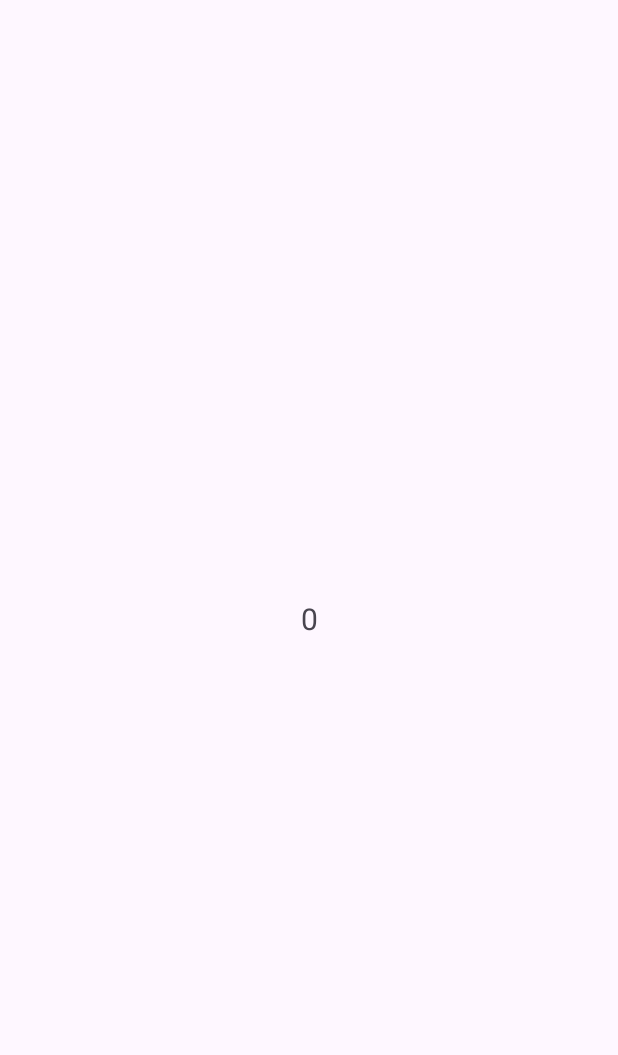
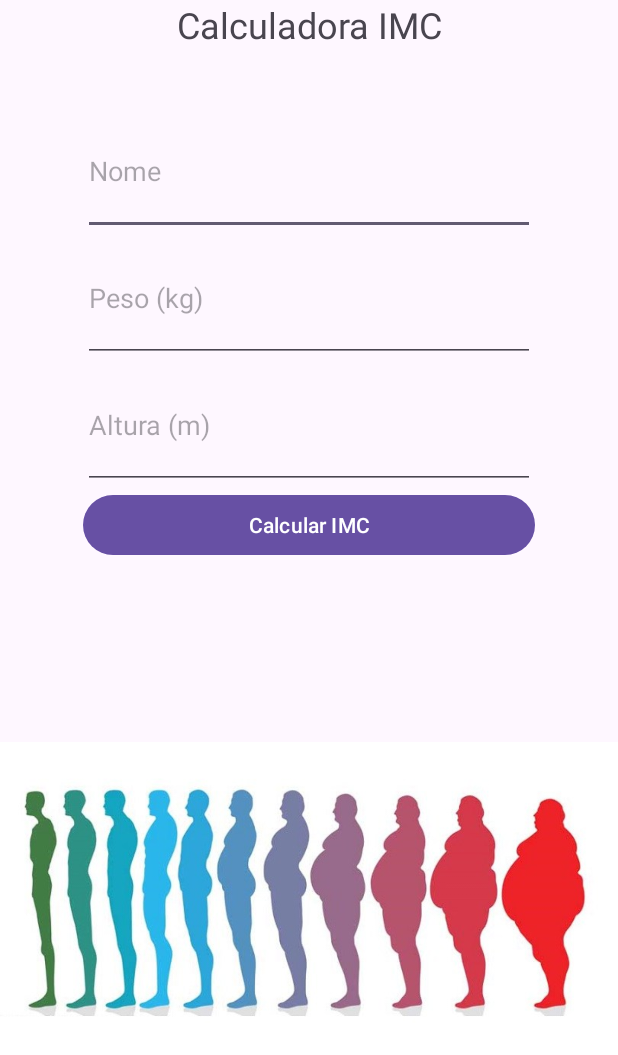
Before and after one commit to gabiadara/dispositivosMoveis, an Android app: the screen it shows after launch (MainActivity), on a phone screen of 412 x 824 dp. Before the commit the part shown is almost empty. Shown: the top 1055 px of the screen. Run offline under Robolectric (Android 15) with nearby library versions, the phone set to English and light mode, and no system bars.

Commit message:
Cálculo do IMC

```diff
--- a/app/src/main/AndroidManifest.xml
+++ b/app/src/main/AndroidManifest.xml
@@ -13,6 +13,9 @@
         android:theme="@style/Theme.MyApp"
         tools:targetApi="31">
         <activity
+            android:name=".IMCResultado"
+            android:exported="false" />
+        <activity
             android:name=".MainActivity"
             android:exported="true">
             <intent-filter>
--- a/app/src/main/java/com/example/myapp/MainActivity.java
+++ b/app/src/main/java/com/example/myapp/MainActivity.java
@@ -1,31 +1,41 @@
 package com.example.myapp;
 
-import android.annotation.SuppressLint;
+import android.content.Intent;
 import android.os.Bundle;
-import android.widget.TextView;
+import android.widget.Button;
+import android.widget.EditText;
 
-import androidx.activity.EdgeToEdge;
 import androidx.appcompat.app.AppCompatActivity;
 import androidx.core.graphics.Insets;
 import androidx.core.view.ViewCompat;
 import androidx.core.view.WindowInsetsCompat;
 
 public class MainActivity extends AppCompatActivity {
-    TextView tv;
 
-    int i = 0;
-    @SuppressLint("MissingInflatedId")
+    Button button;
+    EditText edPeso, edAltura, edNome;
+
     @Override
     protected void onCreate(Bundle savedInstanceState) {
         super.onCreate(savedInstanceState);
-        EdgeToEdge.enable(this);
         setContentView(R.layout.activity_main);
-        tv = findViewById(R.id.textview);
-        tv.setText(Integer.toString(i));
 
-        tv.setOnClickListener(v -> {
-            i++;
-            tv.setText(Integer.toString(i));
+        edNome = findViewById(R.id.textNome);
+        button = findViewById(R.id.button);
+        edPeso = findViewById(R.id.editPeso);
+        edAltura = findViewById(R.id.editAltura);
+
+        button.setOnClickListener(v -> {
+            Intent intent = new Intent(this, IMCResultado.class);
+            float peso = Float.parseFloat(edPeso.getText().toString());
+            float altura = Float.parseFloat(edAltura.getText().toString());
+            String nome = String.valueOf(edNome.getText());
+
+            intent.putExtra("peso", peso);
+            intent.putExtra("altura", altura);
+            intent.putExtra("nome", nome);
+
+            startActivity(intent);
         });
         ViewCompat.setOnApplyWindowInsetsListener(findViewById(R.id.main), (v, insets) -> {
             Insets systemBars = insets.getInsets(WindowInsetsCompat.Type.systemBars());
@@ -33,4 +43,5 @@ public class MainActivity extends AppCompatActivity {
             return insets;
         });
     }
+
 }
--- a/app/src/main/res/layout/activity_main.xml
+++ b/app/src/main/res/layout/activity_main.xml
@@ -1,21 +1,55 @@
 <?xml version="1.0" encoding="utf-8"?>
-<androidx.constraintlayout.widget.ConstraintLayout xmlns:android="http://schemas.android.com/apk/res/android"
+<LinearLayout xmlns:android="http://schemas.android.com/apk/res/android"
     xmlns:app="http://schemas.android.com/apk/res-auto"
     xmlns:tools="http://schemas.android.com/tools"
     android:id="@+id/main"
     android:layout_width="match_parent"
     android:layout_height="match_parent"
+    android:orientation="vertical"
     tools:context=".MainActivity">
 
     <TextView
-        android:id="@+id/textview"
+        android:id="@+id/textView"
+        android:layout_width="match_parent"
+        android:layout_height="wrap_content"
+        android:layout_weight="1"
+        android:textAlignment="center"
+        android:textSize="24sp"
+        android:text="Calculadora IMC" />
+
+    <EditText
+        android:id="@+id/textNome"
+        android:layout_marginHorizontal="55dp"
+        android:layout_width="match_parent"
+        android:layout_height="wrap_content"
+        android:layout_weight="1"
+        android:hint="Nome" />
+    <EditText
+        android:id="@+id/editPeso"
+        android:layout_marginHorizontal="55dp"
+        android:layout_width="match_parent"
+        android:layout_height="wrap_content"
+        android:layout_weight="1"
+        android:hint="Peso (kg)" />
+
+    <EditText
+        android:id="@+id/editAltura"
+        android:layout_marginHorizontal="55dp"
+        android:layout_width="match_parent"
+        android:layout_height="wrap_content"
+        android:layout_weight="1"
+        android:hint="Altura (m)" />
+
+    <Button
+        android:id="@+id/button"
+        android:layout_marginHorizontal="55dp"
+        android:layout_width="match_parent"
+        android:layout_height="wrap_content"
+        android:text="Calcular IMC" />
+    <ImageView
+        android:id="@+id/imageView2"
         android:layout_width="wrap_content"
         android:layout_height="wrap_content"
-        android:text="@string/hello"
-        android:textSize="20sp"
-        app:layout_constraintBottom_toBottomOf="parent"
-        app:layout_constraintEnd_toEndOf="parent"
-        app:layout_constraintStart_toStartOf="parent"
-        app:layout_constraintTop_toTopOf="parent" />
-
-</androidx.constraintlayout.widget.ConstraintLayout>
+        android:layout_weight="1"
+        app:srcCompat="@drawable/perfil" />
+</LinearLayout>
```
Also changed, not shown: app/src/main/java/com/example/myapp/IMCResultado.java (added, +73 -0 lines), app/src/main/res/layout/activity_imcresultado.xml (added, +69 -0 lines), app/src/main/res/drawable/abaixopeso.png (added), app/src/main/res/drawable/normal.png (added), app/src/main/res/drawable/obesidade1.png (added), app/src/main/res/drawable/obesidade2.png (added), app/src/main/res/drawable/obesidade3.png (added), app/src/main/res/drawable/perfil.jpg (added), app/src/main/res/drawable/sobrepeso.png (added).
